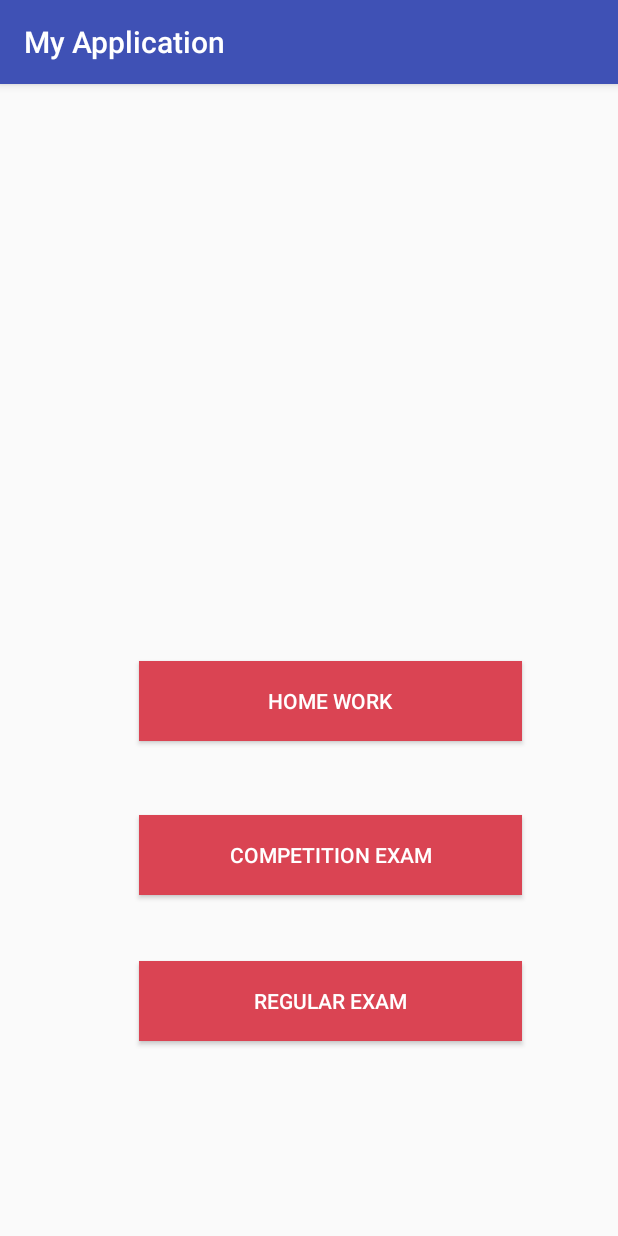
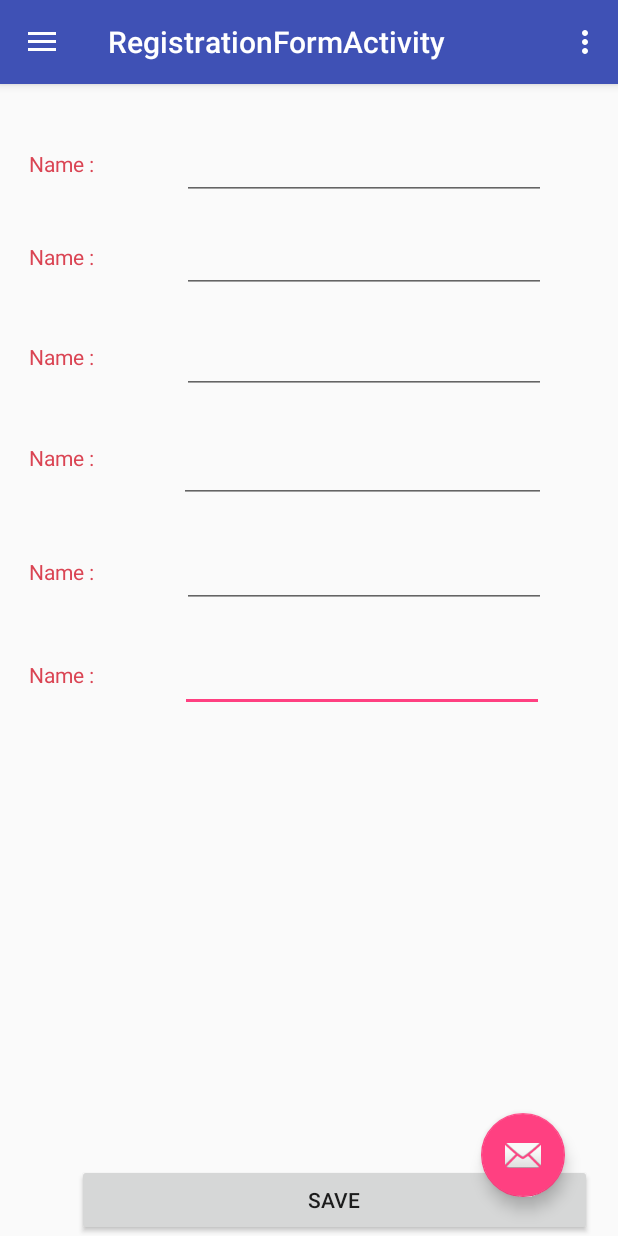
Before and after one commit to siddharthbhide/Project, an Android app: the ExamOptionActivity screen opened directly, with no data from a screen before it, after a tap on "HOME WORK", on a phone screen of 412 x 824 dp. Run offline under Robolectric (Android 15) with nearby library versions, the phone set to English and light mode, and no system bars.

Commit message:
Added registration screen

```diff
--- a/MyApplication/app/build.gradle
+++ b/MyApplication/app/build.gradle
@@ -23,6 +23,7 @@ dependencies {
     implementation 'com.android.support:appcompat-v7:28.0.0'
     implementation 'com.android.support.constraint:constraint-layout:1.1.3'
     implementation 'com.android.support:design:28.0.0'
+    implementation 'com.android.support:support-v4:28.0.0'
     testImplementation 'junit:junit:4.12'
     androidTestImplementation 'com.android.support.test:runner:1.0.2'
     androidTestImplementation 'com.android.support.test.espresso:espresso-core:3.0.2'
--- a/MyApplication/app/src/main/AndroidManifest.xml
+++ b/MyApplication/app/src/main/AndroidManifest.xml
@@ -21,7 +21,11 @@
         </activity>
         <activity android:name=".MainActivity" />
         <activity android:name=".ExamOptionActivity" />
-        <activity android:name=".ExamActivity"></activity>
+        <activity android:name=".ExamActivity" />
+        <activity
+            android:name=".RegistrationFormActivity"
+            android:label="@string/title_activity_registration_form"
+            android:theme="@style/AppTheme.NoActionBar"></activity>
     </application>
 
 </manifest>
--- a/MyApplication/app/src/main/java/com/example/siddharth/myapplication/ExamOptionActivity.java
+++ b/MyApplication/app/src/main/java/com/example/siddharth/myapplication/ExamOptionActivity.java
@@ -25,5 +25,7 @@ public class ExamOptionActivity extends AppCompatActivity {
 
     public void OnClickHomeWork(View view)
     {
+        Intent objRegistrationFormActivity = new Intent(ExamOptionActivity.this,RegistrationFormActivity.class);
+        startActivity(objRegistrationFormActivity);
     }
 }
--- /dev/null
+++ b/MyApplication/app/src/main/java/com/example/siddharth/myapplication/RegistrationFormActivity.java
@@ -0,0 +1,101 @@
+package com.example.siddharth.myapplication;
+
+import android.os.Bundle;
+import android.support.design.widget.FloatingActionButton;
+import android.support.design.widget.Snackbar;
+import android.view.View;
+import android.support.design.widget.NavigationView;
+import android.support.v4.view.GravityCompat;
+import android.support.v4.widget.DrawerLayout;
+import android.support.v7.app.ActionBarDrawerToggle;
+import android.support.v7.app.AppCompatActivity;
+import android.support.v7.widget.Toolbar;
+import android.view.Menu;
+import android.view.MenuItem;
+
+public class RegistrationFormActivity extends AppCompatActivity
+        implements NavigationView.OnNavigationItemSelectedListener {
+
+    @Override
+    protected void onCreate(Bundle savedInstanceState) {
+        super.onCreate(savedInstanceState);
+        setContentView(R.layout.activity_registration_form);
+        Toolbar toolbar = (Toolbar) findViewById(R.id.toolbar);
+        setSupportActionBar(toolbar);
+
+        FloatingActionButton fab = (FloatingActionButton) findViewById(R.id.fab);
+        fab.setOnClickListener(new View.OnClickListener() {
+            @Override
+            public void onClick(View view) {
+                Snackbar.make(view, "Replace with your own action", Snackbar.LENGTH_LONG)
+                        .setAction("Action", null).show();
+            }
+        });
+
+        DrawerLayout drawer = (DrawerLayout) findViewById(R.id.drawer_layout);
+        ActionBarDrawerToggle toggle = new ActionBarDrawerToggle(
+                this, drawer, toolbar, R.string.navigation_drawer_open, R.string.navigation_drawer_close);
+        drawer.addDrawerListener(toggle);
+        toggle.syncState();
+
+        NavigationView navigationView = (NavigationView) findViewById(R.id.nav_view);
+        navigationView.setNavigationItemSelectedListener(this);
+    }
+
+    @Override
+    public void onBackPressed() {
+        DrawerLayout drawer = (DrawerLayout) findViewById(R.id.drawer_layout);
+        if (drawer.isDrawerOpen(GravityCompat.START)) {
+            drawer.closeDrawer(GravityCompat.START);
+        } else {
+            super.onBackPressed();
+        }
+    }
+
+    @Override
+    public boolean onCreateOptionsMenu(Menu menu) {
+        // Inflate the menu; this adds items to the action bar if it is present.
+        getMenuInflater().inflate(R.menu.registration_form, menu);
+        return true;
+    }
+
+    @Override
+    public boolean onOptionsItemSelected(MenuItem item) {
+        // Handle action bar item clicks here. The action bar will
+        // automatically handle clicks on the Home/Up button, so long
+        // as you specify a parent activity in AndroidManifest.xml.
+        int id = item.getItemId();
+
+        //noinspection SimplifiableIfStatement
+        if (id == R.id.action_settings) {
+            return true;
+        }
+
+        return super.onOptionsItemSelected(item);
+    }
+
+    @SuppressWarnings("StatementWithEmptyBody")
+    @Override
+    public boolean onNavigationItemSelected(MenuItem item) {
+        // Handle navigation view item clicks here.
+        int id = item.getItemId();
+
+        if (id == R.id.nav_camera) {
+            // Handle the camera action
+        } else if (id == R.id.nav_gallery) {
+
+        } else if (id == R.id.nav_slideshow) {
+
+        } else if (id == R.id.nav_manage) {
+
+        } else if (id == R.id.nav_share) {
+
+        } else if (id == R.id.nav_send) {
+
+        }
+
+        DrawerLayout drawer = (DrawerLayout) findViewById(R.id.drawer_layout);
+        drawer.closeDrawer(GravityCompat.START);
+        return true;
+    }
+}
--- /dev/null
+++ b/MyApplication/app/src/main/res/layout/activity_registration_form.xml
@@ -0,0 +1,25 @@
+<?xml version="1.0" encoding="utf-8"?>
+<android.support.v4.widget.DrawerLayout xmlns:android="http://schemas.android.com/apk/res/android"
+    xmlns:app="http://schemas.android.com/apk/res-auto"
+    xmlns:tools="http://schemas.android.com/tools"
+    android:id="@+id/drawer_layout"
+    android:layout_width="match_parent"
+    android:layout_height="match_parent"
+    android:fitsSystemWindows="true"
+    tools:openDrawer="start">
+
+    <include
+        layout="@layout/app_bar_registration_form"
+        android:layout_width="match_parent"
+        android:layout_height="match_parent" />
+
+    <android.support.design.widget.NavigationView
+        android:id="@+id/nav_view"
+        android:layout_width="wrap_content"
+        android:layout_height="match_parent"
+        android:layout_gravity="start"
+        android:fitsSystemWindows="true"
+        app:headerLayout="@layout/nav_header_registration_form"
+        app:menu="@menu/activity_registration_form_drawer" />
+
+</android.support.v4.widget.DrawerLayout>
--- /dev/null
+++ b/MyApplication/app/src/main/res/layout/app_bar_registration_form.xml
@@ -0,0 +1,195 @@
+<?xml version="1.0" encoding="utf-8"?>
+
+<RelativeLayout xmlns:android="http://schemas.android.com/apk/res/android"
+    xmlns:app="http://schemas.android.com/apk/res-auto"
+    xmlns:tools="http://schemas.android.com/tools"
+    android:layout_width="match_parent"
+    android:layout_height="match_parent"
+    tools:context=".RegistrationFormActivity">
+
+    <TextView
+        android:id="@+id/textRegName7"
+        android:layout_width="wrap_content"
+        android:layout_height="wrap_content"
+        android:layout_alignParentStart="true"
+        android:layout_alignParentTop="true"
+        android:layout_marginStart="@dimen/exam_activity_start_margin"
+        android:layout_marginTop="440dp"
+        android:text="Name :"
+        android:textColor="@color/colorFont" />
+
+    <EditText
+        android:id="@+id/editName7"
+        android:layout_width="wrap_content"
+        android:layout_height="wrap_content"
+        android:layout_alignParentStart="true"
+        android:layout_alignParentTop="true"
+        android:layout_alignParentEnd="true"
+        android:layout_marginStart="120dp"
+        android:layout_marginTop="429dp"
+        android:layout_marginEnd="49dp"
+        android:ems="10"
+        android:inputType="textPersonName" />
+
+    <TextView
+        android:id="@+id/textRegName6"
+        android:layout_width="wrap_content"
+        android:layout_height="wrap_content"
+        android:layout_alignParentStart="true"
+        android:layout_alignParentTop="true"
+        android:layout_marginStart="@dimen/exam_activity_start_margin"
+        android:layout_marginTop="371dp"
+        android:text="Name :"
+        android:textColor="@color/colorFont" />
+
+
+    <EditText
+        android:id="@+id/editName6"
+        android:layout_width="wrap_content"
+        android:layout_height="wrap_content"
+        android:layout_alignParentStart="true"
+        android:layout_alignParentTop="true"
+        android:layout_alignParentEnd="true"
+        android:layout_marginStart="121dp"
+        android:layout_marginTop="360dp"
+        android:layout_marginEnd="48dp"
+        android:ems="10"
+        android:inputType="textPersonName" />
+
+
+    <TextView
+        android:id="@+id/textRegName5"
+        android:layout_width="wrap_content"
+        android:layout_height="wrap_content"
+        android:layout_alignParentStart="true"
+        android:layout_alignParentTop="true"
+        android:layout_marginStart="@dimen/exam_activity_start_margin"
+        android:layout_marginTop="295dp"
+        android:text="Name :"
+        android:textColor="@color/colorFont" />
+
+
+    <EditText
+        android:id="@+id/editName5"
+        android:layout_width="wrap_content"
+        android:layout_height="wrap_content"
+        android:layout_alignParentStart="true"
+        android:layout_alignParentTop="true"
+        android:layout_alignParentEnd="true"
+        android:layout_marginStart="119dp"
+        android:layout_marginTop="290dp"
+        android:layout_marginEnd="48dp"
+        android:ems="10"
+        android:inputType="textPersonName" />
+
+
+    <TextView
+        android:id="@+id/textRegName4"
+        android:layout_width="wrap_content"
+        android:layout_height="wrap_content"
+        android:layout_alignParentStart="true"
+        android:layout_alignParentTop="true"
+        android:layout_marginStart="@dimen/exam_activity_start_margin"
+        android:layout_marginTop="228dp"
+        android:text="Name :"
+        android:textColor="@color/colorFont" />
+
+    <EditText
+        android:id="@+id/editName4"
+        android:layout_width="wrap_content"
+        android:layout_height="wrap_content"
+        android:layout_alignParentStart="true"
+        android:layout_alignParentTop="true"
+        android:layout_alignParentEnd="true"
+        android:layout_marginStart="121dp"
+        android:layout_marginTop="217dp"
+        android:layout_marginEnd="48dp"
+        android:ems="10"
+        android:inputType="textPersonName" />
+
+
+    <TextView
+        android:id="@+id/textRegName3"
+        android:layout_width="wrap_content"
+        android:layout_height="wrap_content"
+        android:layout_alignParentStart="true"
+        android:layout_alignParentTop="true"
+        android:layout_marginStart="@dimen/exam_activity_start_margin"
+        android:layout_marginTop="161dp"
+        android:text="Name :"
+        android:textColor="@color/colorFont" />
+
+    <EditText
+        android:id="@+id/editName3"
+        android:layout_width="wrap_content"
+        android:layout_height="wrap_content"
+        android:layout_alignParentStart="true"
+        android:layout_alignParentTop="true"
+        android:layout_alignParentEnd="true"
+        android:layout_marginStart="121dp"
+        android:layout_marginTop="150dp"
+        android:layout_marginEnd="48dp"
+        android:ems="10"
+        android:inputType="textPersonName" />
+
+
+    <android.support.design.widget.AppBarLayout
+        android:layout_width="match_parent"
+        android:layout_height="wrap_content"
+        android:theme="@style/AppTheme.AppBarOverlay">
+
+        <android.support.v7.widget.Toolbar
+            android:id="@+id/toolbar"
+            android:layout_width="match_parent"
+            android:layout_height="?attr/actionBarSize"
+            android:background="?attr/colorPrimary"
+            app:popupTheme="@style/AppTheme.PopupOverlay" />
+
+    </android.support.design.widget.AppBarLayout>
+
+    <android.support.design.widget.FloatingActionButton
+        android:id="@+id/fab"
+        android:layout_width="wrap_content"
+        android:layout_height="wrap_content"
+        android:layout_alignParentEnd="true"
+        android:layout_alignParentBottom="true"
+        android:layout_gravity="bottom|end"
+        android:layout_marginEnd="35dp"
+        android:layout_marginBottom="26dp"
+        app:srcCompat="@android:drawable/ic_dialog_email" />
+
+    <TextView
+        android:id="@+id/textRegName"
+        android:layout_width="wrap_content"
+        android:layout_height="wrap_content"
+        android:layout_alignParentStart="true"
+        android:layout_alignParentTop="true"
+        android:layout_marginStart="@dimen/exam_activity_start_margin"
+        android:layout_marginTop="99dp"
+        android:text="Name :"
+        android:textColor="@color/colorFont" />
+
+    <EditText
+        android:id="@+id/editRegName"
+        android:layout_width="wrap_content"
+        android:layout_height="wrap_content"
+        android:layout_alignParentStart="true"
+        android:layout_alignParentTop="true"
+        android:layout_alignParentEnd="true"
+        android:layout_marginStart="121dp"
+        android:layout_marginTop="88dp"
+        android:layout_marginEnd="48dp"
+        android:ems="10"
+        android:inputType="textPersonName" />
+
+    <Button
+        android:id="@+id/btnSave"
+        android:layout_width="182dp"
+        android:layout_height="wrap_content"
+        android:layout_alignParentStart="true"
+        android:layout_alignParentEnd="true"
+        android:layout_alignParentBottom="true"
+        android:layout_marginStart="51dp"
+        android:layout_marginEnd="17dp"
+        android:text="Save" />
+</RelativeLayout>
--- /dev/null
+++ b/MyApplication/app/src/main/res/layout/content_registration_form.xml
@@ -0,0 +1,11 @@
+<?xml version="1.0" encoding="utf-8"?>
+<android.support.constraint.ConstraintLayout xmlns:android="http://schemas.android.com/apk/res/android"
+    xmlns:app="http://schemas.android.com/apk/res-auto"
+    xmlns:tools="http://schemas.android.com/tools"
+    android:layout_width="match_parent"
+    android:layout_height="match_parent"
+    app:layout_behavior="@string/appbar_scrolling_view_behavior"
+    tools:context=".RegistrationFormActivity"
+    tools:showIn="@layout/app_bar_registration_form">
+
+</android.support.constraint.ConstraintLayout>
--- /dev/null
+++ b/MyApplication/app/src/main/res/layout/nav_header_registration_form.xml
@@ -0,0 +1,36 @@
+<?xml version="1.0" encoding="utf-8"?>
+<LinearLayout xmlns:android="http://schemas.android.com/apk/res/android"
+    xmlns:app="http://schemas.android.com/apk/res-auto"
+    android:layout_width="match_parent"
+    android:layout_height="@dimen/nav_header_height"
+    android:background="@drawable/side_nav_bar"
+    android:gravity="bottom"
+    android:orientation="vertical"
+    android:paddingLeft="@dimen/activity_horizontal_margin"
+    android:paddingTop="@dimen/activity_vertical_margin"
+    android:paddingRight="@dimen/activity_horizontal_margin"
+    android:paddingBottom="@dimen/activity_vertical_margin"
+    android:theme="@style/ThemeOverlay.AppCompat.Dark">
+
+    <ImageView
+        android:id="@+id/imageView"
+        android:layout_width="wrap_content"
+        android:layout_height="wrap_content"
+        android:contentDescription="@string/nav_header_desc"
+        android:paddingTop="@dimen/nav_header_vertical_spacing"
+        app:srcCompat="@mipmap/ic_launcher_round" />
+
+    <TextView
+        android:layout_width="match_parent"
+        android:layout_height="wrap_content"
+        android:paddingTop="@dimen/nav_header_vertical_spacing"
+        android:text="@string/nav_header_title"
+        android:textAppearance="@style/TextAppearance.AppCompat.Body1" />
+
+    <TextView
+        android:id="@+id/textView"
+        android:layout_width="wrap_content"
+        android:layout_height="wrap_content"
+        android:text="@string/nav_header_subtitle" />
+
+</LinearLayout>
--- /dev/null
+++ b/MyApplication/app/src/main/res/menu/activity_registration_form_drawer.xml
@@ -0,0 +1,38 @@
+<?xml version="1.0" encoding="utf-8"?>
+<menu xmlns:android="http://schemas.android.com/apk/res/android"
+    xmlns:tools="http://schemas.android.com/tools"
+    tools:showIn="navigation_view">
+
+    <group android:checkableBehavior="single">
+        <item
+            android:id="@+id/nav_camera"
+            android:icon="@drawable/ic_menu_camera"
+            android:title="@string/homework" />
+        <item
+            android:id="@+id/nav_gallery"
+            android:icon="@drawable/ic_menu_gallery"
+            android:title="@string/competitionexam" />
+        <item
+            android:id="@+id/nav_slideshow"
+            android:icon="@drawable/ic_menu_slideshow"
+            android:title="@string/regularexam" />
+        <item
+            android:id="@+id/nav_manage"
+            android:icon="@drawable/ic_menu_manage"
+            android:title="Tools" />
+    </group>
+
+    <item android:title="Communicate">
+        <menu>
+            <item
+                android:id="@+id/nav_share"
+                android:icon="@drawable/ic_menu_share"
+                android:title="Share" />
+            <item
+                android:id="@+id/nav_send"
+                android:icon="@drawable/ic_menu_send"
+                android:title="Send" />
+        </menu>
+    </item>
+
+</menu>
--- /dev/null
+++ b/MyApplication/app/src/main/res/menu/registration_form.xml
@@ -0,0 +1,9 @@
+<?xml version="1.0" encoding="utf-8"?>
+<menu xmlns:android="http://schemas.android.com/apk/res/android"
+    xmlns:app="http://schemas.android.com/apk/res-auto">
+    <item
+        android:id="@+id/action_settings"
+        android:orderInCategory="100"
+        android:title="@string/action_settings"
+        app:showAsAction="never" />
+</menu>
--- /dev/null
+++ b/MyApplication/app/src/main/res/values-v21/styles.xml
@@ -0,0 +1 @@
+<resources></resources>
--- a/MyApplication/app/src/main/res/values/dimens.xml
+++ b/MyApplication/app/src/main/res/values/dimens.xml
@@ -2,4 +2,9 @@
     <dimen name="fab_margin">16dp</dimen>
     <dimen name="exam_activity_start_margin">19dp</dimen>
     <dimen name="examoption_activity_start_margin">30dp</dimen>
+    <!-- Default screen margins, per the Android Design guidelines. -->
+    <dimen name="activity_horizontal_margin">16dp</dimen>
+    <dimen name="activity_vertical_margin">16dp</dimen>
+    <dimen name="nav_header_vertical_spacing">8dp</dimen>
+    <dimen name="nav_header_height">176dp</dimen>
 </resources>
--- a/MyApplication/app/src/main/res/values/strings.xml
+++ b/MyApplication/app/src/main/res/values/strings.xml
@@ -13,5 +13,11 @@
     <string name="LogIn">Send</string>
     <string name="competitionexam">Competition Exam</string>
     <string name="regularexam">Regular Exam</string>
+    <string name="title_activity_registration_form">RegistrationFormActivity</string>
+    <string name="navigation_drawer_open">Open navigation drawer</string>
+    <string name="navigation_drawer_close">Close navigation drawer</string>
+    <string name="nav_header_title">Android Studio</string>
+    <string name="nav_header_subtitle">android.studio@android.com</string>
+    <string name="nav_header_desc">Navigation header</string>
 
 </resources>
```
